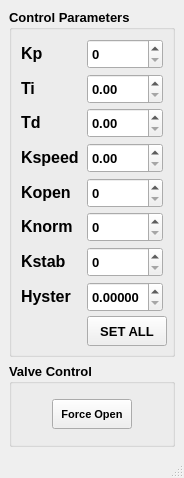
Old version of the form admin_window.ui in the repository smartslava/bronkhorst.
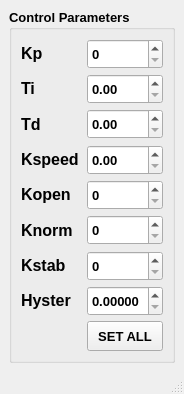
New version of the form.

Commit message: Added lost connection funstionality, removed Force open button, renamed field in GUI

What changed in the file:
```diff
--- a/admin_window.ui
+++ b/admin_window.ui
@@ -7,7 +7,7 @@
     <x>0</x>
     <y>0</y>
     <width>184</width>
-    <height>478</height>
+    <height>394</height>
    </rect>
   </property>
   <property name="windowTitle">
@@ -374,14 +374,14 @@
          </property>
          <property name="minimumSize">
           <size>
-           <width>80</width>
+           <width>60</width>
            <height>30</height>
           </size>
          </property>
          <property name="maximumSize">
           <size>
            <width>80</width>
-           <height>0</height>
+           <height>50</height>
           </size>
          </property>
          <property name="font">
@@ -399,66 +399,6 @@
       </layout>
      </widget>
     </item>
-    <item>
-     <widget class="QGroupBox" name="groupBox_2">
-      <property name="minimumSize">
-       <size>
-        <width>150</width>
-        <height>0</height>
-       </size>
-      </property>
-      <property name="font">
-       <font>
-        <pointsize>10</pointsize>
-        <weight>75</weight>
-        <bold>true</bold>
-       </font>
-      </property>
-      <property name="title">
-       <string>Valve Control</string>
-      </property>
-      <layout class="QVBoxLayout" name="verticalLayout_2">
-       <property name="leftMargin">
-        <number>15</number>
-       </property>
-       <property name="topMargin">
-        <number>15</number>
-       </property>
-       <property name="rightMargin">
-        <number>15</number>
-       </property>
-       <property name="bottomMargin">
-        <number>15</number>
-       </property>
-       <item alignment="Qt::AlignHCenter">
-        <widget class="QPushButton" name="force_open_button">
-         <property name="minimumSize">
-          <size>
-           <width>80</width>
-           <height>30</height>
-          </size>
-         </property>
-         <property name="maximumSize">
-          <size>
-           <width>80</width>
-           <height>50</height>
-          </size>
-         </property>
-         <property name="font">
-          <font>
-           <pointsize>8</pointsize>
-           <weight>75</weight>
-           <bold>true</bold>
-          </font>
-         </property>
-         <property name="text">
-          <string>Force Open</string>
-         </property>
-        </widget>
-       </item>
-      </layout>
-     </widget>
-    </item>
    </layout>
   </widget>
   <widget class="QMenuBar" name="menubar">
```
The commit also changes 5 other files.
